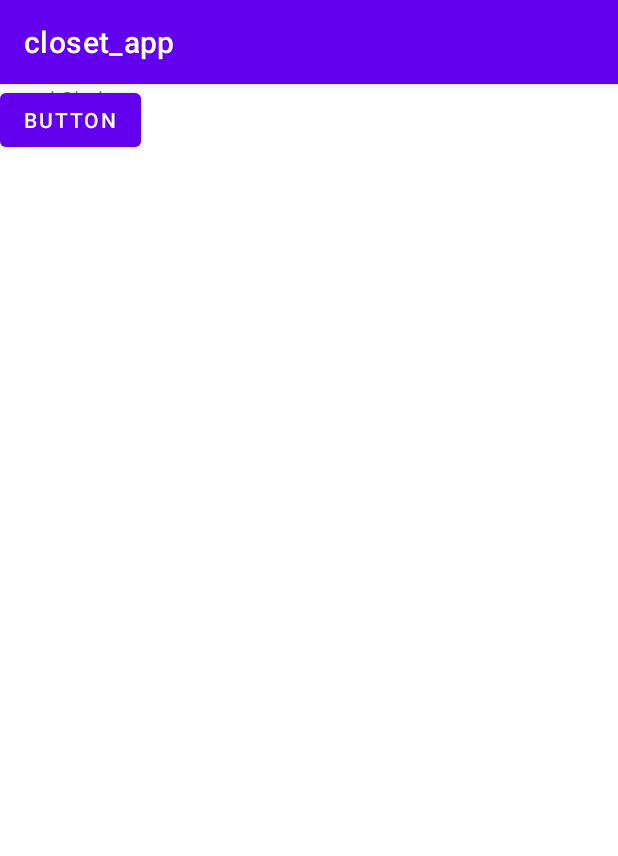
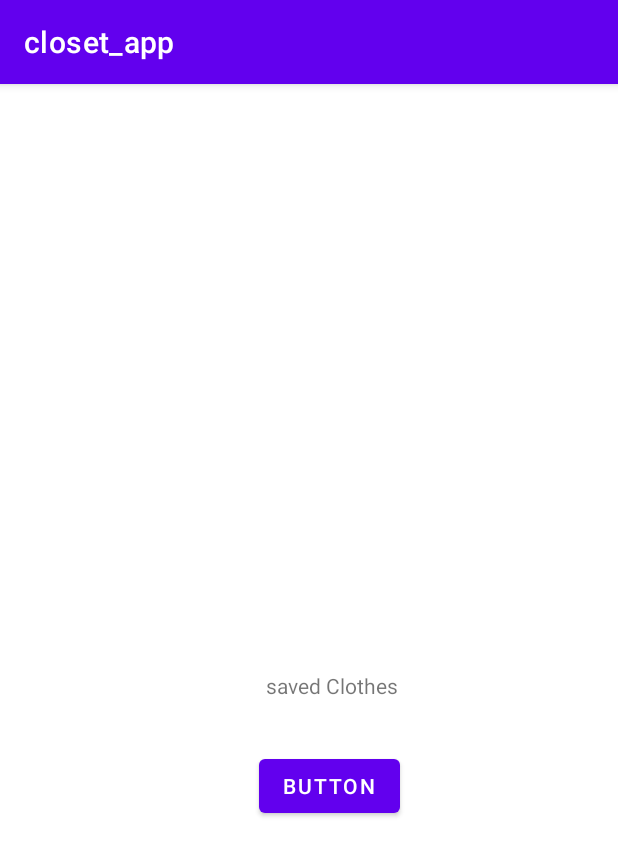
Before and after one commit to amykim928/GraduationProject, an Android app: the SavedClothActivity screen opened directly, with no data from a screen before it, on a phone screen of 412 x 824 dp. Shown: the top 856 px of the screen. Run offline under Robolectric (Android 15) with nearby library versions, the phone set to English and light mode, and no system bars.

```diff
--- a/app/src/main/res/layout/activity_saved_cloth.xml
+++ b/app/src/main/res/layout/activity_saved_cloth.xml
@@ -10,15 +10,19 @@
         android:id="@+id/textView2"
         android:layout_width="wrap_content"
         android:layout_height="wrap_content"
+        android:layout_marginEnd="1dp"
+        android:layout_marginBottom="33dp"
         android:text="saved Clothes"
-        tools:layout_editor_absoluteX="177dp"
-        tools:layout_editor_absoluteY="355dp" />
+        app:layout_constraintBottom_toTopOf="@+id/gohome"
+        app:layout_constraintEnd_toEndOf="@+id/gohome" />
 
     <Button
         android:id="@+id/gohome"
         android:layout_width="wrap_content"
         android:layout_height="wrap_content"
+        android:layout_marginEnd="145dp"
+        android:layout_marginBottom="276dp"
         android:text="Button"
-        tools:layout_editor_absoluteX="172dp"
-        tools:layout_editor_absoluteY="407dp" />
+        app:layout_constraintBottom_toBottomOf="parent"
+        app:layout_constraintEnd_toEndOf="parent" />
 </androidx.constraintlayout.widget.ConstraintLayout>
```
